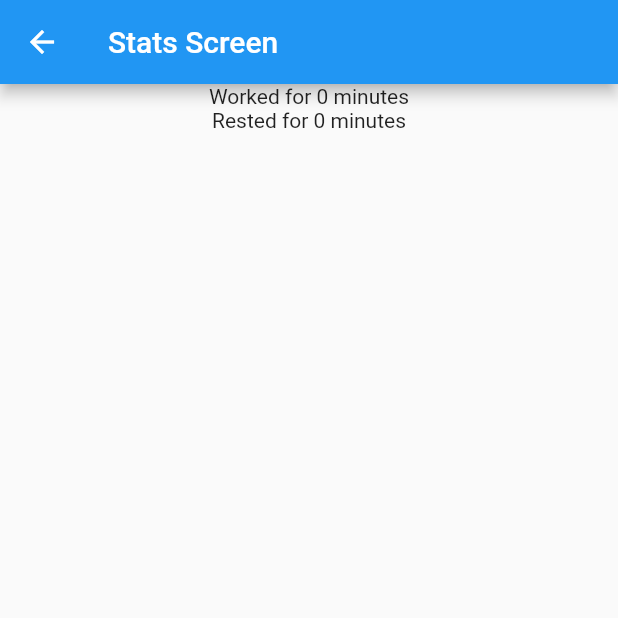
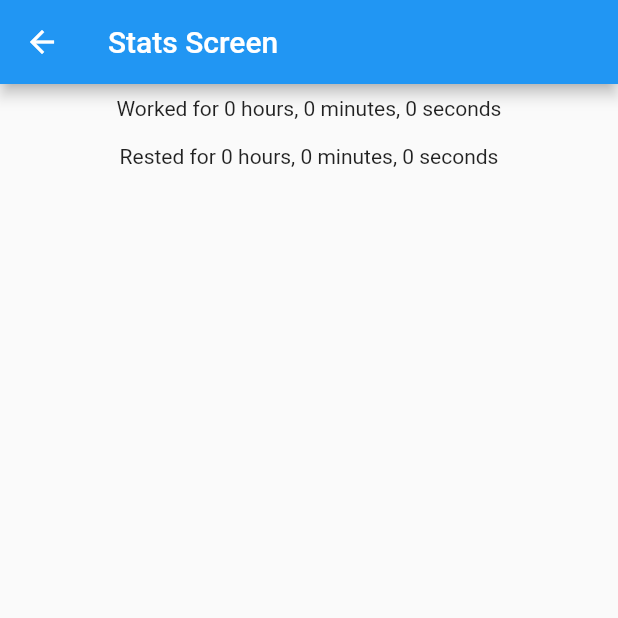
Before and after one commit to aleks-tpom6oh/cododoro, a Flutter app: the screen it shows after launch, after a tap on "See stats", on a phone screen of 412 x 824 dp, the top half of it. Run offline on Flutter 3.47's test engine with Material 2 defaults, Android fonts, the phone set to English and light mode, and no system bars; our stand-ins replace shared_preferences.

Commit message:
Improve stats screen

```diff
--- a/lib/views/StatsScreen.dart
+++ b/lib/views/StatsScreen.dart
@@ -10,12 +10,22 @@ extension Summer on Iterable<int> {
   }
 }
 
-int calculateTimeForIntervalType(
+extension DurationPrinter on Duration {
+  String toHmsString() {
+    int hours = this.inHours;
+    int minutes = this.inMinutes - hours * 60;
+    int seconds = this.inSeconds - this.inMinutes * 60;
+    return "$hours hours, $minutes minutes, $seconds seconds";
+  }
+}
+
+Duration calculateTimeForIntervalType(
     Iterable<PomodoroInterval>? intervals, IntervalType intervalType) {
-  return (intervals ?? [])
+  return Duration(
+      seconds: (intervals ?? [])
           .where((interval) => interval.type == intervalType)
-      .map((interval) => interval.duration.inMinutes)
-      .sum();
+          .map((interval) => interval.duration.inSeconds)
+          .sum());
 }
 
 class StatsScreen extends StatelessWidget {
@@ -35,29 +45,43 @@ class StatsScreen extends StatelessWidget {
               builder: (BuildContext context,
                   AsyncSnapshot<Iterable<PomodoroInterval>> snapshot) {
                 if (snapshot.hasData) {
-                  final workMinutes = calculateTimeForIntervalType(
+                  final workDuration = calculateTimeForIntervalType(
                       snapshot.data, IntervalType.work);
-                  final restMinutes = calculateTimeForIntervalType(
+                  final restDuration = calculateTimeForIntervalType(
                       snapshot.data, IntervalType.rest);
                   return Column(
                     mainAxisAlignment: MainAxisAlignment.start,
                     children: <Widget>[
-                      Text("Worked for $workMinutes minutes"),
-                      Text("Rested for $restMinutes minutes"),
-                      ListView(
+                      Padding(
+                        padding: const EdgeInsets.all(8.0),
+                        child: Text("Worked for ${workDuration.toHmsString()}"),
+                      ),
+                      Padding(
+                        padding: const EdgeInsets.all(8.0),
+                        child: Text("Rested for ${restDuration.toHmsString()}"),
+                      ),
+                      Expanded(
+                          child: ListView(
                               padding: const EdgeInsets.all(8),
-                          shrinkWrap: true,
                               children: //<Widget>[
                                   (snapshot.data
-                                      ?.map((e) => Container(
+                                          ?.map((e) => Padding(
+                                            padding: const EdgeInsets.all(8.0),
+                                            child: Container(
                                                   height: 50,
-                                            color: Colors.amber[600],
-                                            child: Center(
+                                                  color:
+                                                      e.type == IntervalType.work
+                                                          ? Colors.amber[600]
+                                                          : Colors.cyan,
+                                                  child:  Padding(
+                                                    padding: const EdgeInsets.all(8.0),
                                                     child: Text(
-                                                    'You did ${e.type} for ${e.duration}')),
-                                          ))
+                                                            'You did ${e.type} for ${e.duration.toHmsString()}'),
+                                                  )),
+                                                ),
+                                          )
                                           .toList() ??
-                                  <Widget>[]))
+                                      <Widget>[])))
                     ],
                   );
                 }
```
Lines whose indentation alone changed are shown as unchanged.
